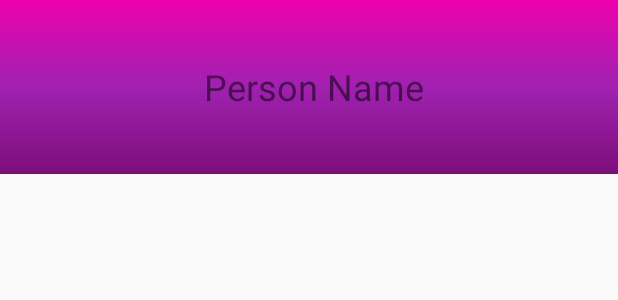
After one commit to kuldeeps48/FolloMe, an Android app: the layout item_people.xml on its own in the app's theme, with its tools: preview values and no code run, on a phone screen of 412 x 824 dp. The commit adds this screen. Shown: the top 300 px of the screen. Run offline under Robolectric (Android 15) with nearby library versions, the phone set to English and light mode, and no system bars.

Commit message:
Add people recycler adapter

```diff
--- /dev/null
+++ b/app/src/main/res/layout/item_people.xml
@@ -0,0 +1,22 @@
+<?xml version="1.0" encoding="utf-8"?>
+<RelativeLayout xmlns:android="http://schemas.android.com/apk/res/android"
+    android:layout_width="match_parent"
+    android:background="@drawable/gradient_background"
+    android:layout_height="wrap_content">
+
+    <ImageView
+        android:id="@+id/img_photo"
+        android:layout_margin="8dp"
+        android:layout_width="100dp"
+        android:layout_height="100dp" />
+
+    <TextView
+        android:id="@+id/txt_name"
+        android:layout_width="match_parent"
+        android:layout_height="wrap_content"
+        android:layout_centerVertical="true"
+        android:layout_marginStart="20dp"
+        android:layout_toEndOf="@id/img_photo"
+        android:text="Person Name"
+        android:textSize="24sp" />
+</RelativeLayout>
```
Also changed, not shown: app/src/main/java/com/theeralabs/follome/adapter/PeopleAdapter.java (added, +60 -0 lines), app/src/main/java/com/theeralabs/follome/view/map/MapActivity.java (+4 -16 lines), app/src/main/java/com/theeralabs/follome/view/peopleList/PeopleListFragment.java (+8 -0 lines), app/src/main/res/layout/activity_map.xml (+30 -2 lines), app/src/main/res/drawable/pull_left.png (added), app/src/main/res/drawable/pull_right.png (added).
